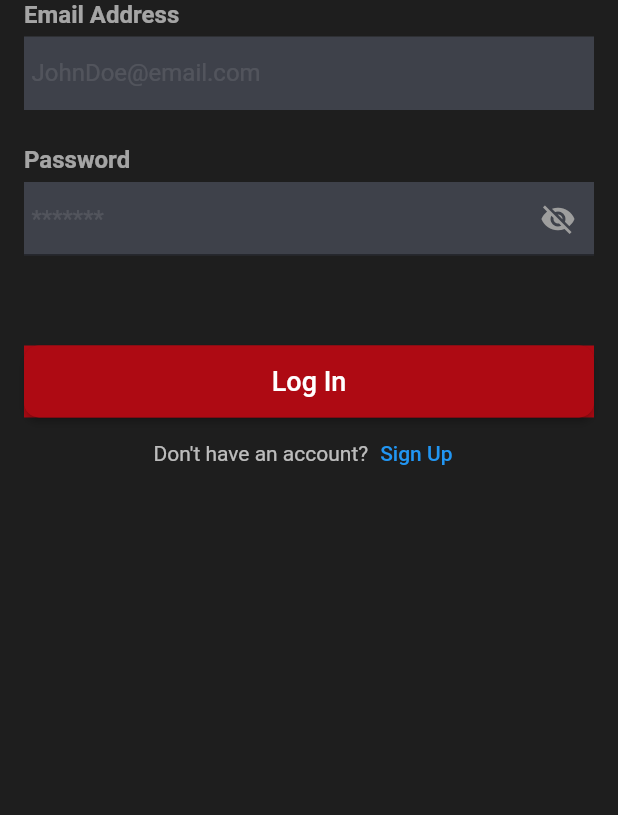
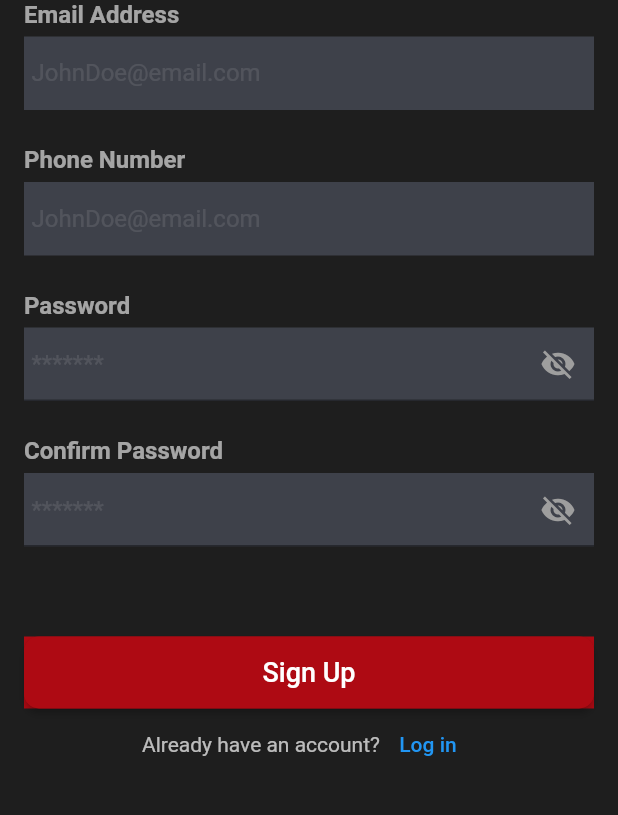
Before and after one commit to ogomegbunam/laundry, a Flutter app: the Login screen opened directly, after a tap on "Sign Up", on a phone screen of 412 x 824 dp, the part 344-1159 px from its top. Run offline on Flutter 3.47's test engine with Material 2 defaults, Android fonts, the phone set to English and light mode, and no system bars; missing offline and left inert: material_color_generator.

```diff
--- /dev/null
+++ b/lib/Sign_up.dart
@@ -0,0 +1,305 @@
+import 'package:flutter/material.dart';
+
+import '../widgets/button.dart';
+
+class SignUp extends StatefulWidget {
+  const SignUp({Key? key}) : super(key: key);
+
+  @override
+  State<SignUp> createState() => _SignUpState();
+}
+
+class _SignUpState extends State<SignUp> {
+  TextEditingController emailController = TextEditingController();
+
+  TextEditingController passwordController = TextEditingController();
+  bool passVisibility = true;
+  bool validated = true;
+  final GlobalKey<FormState> _formKey = GlobalKey<FormState>();
+
+  validateInput() {
+    if (_formKey.currentState?.validate() ?? false) {
+      setState(() {
+        validated = true;
+      });
+    } else {
+      setState(() {
+        validated = false;
+      });
+    }
+  }
+
+  @override
+  Widget build(BuildContext context) {
+    final screenSize = MediaQuery.of(context).size;
+    return Scaffold(
+      //backgroundColor: Color,
+      body: SafeArea(
+        child: SingleChildScrollView(
+          child: Form(
+            key: _formKey,
+            child: Padding(
+              padding: const EdgeInsets.all(16.0),
+              child: Column(
+                crossAxisAlignment: CrossAxisAlignment.start,
+                children: [
+                  Column(children: [
+                    Image.asset(
+                      'images/Laundry3.png',
+                      // width: screenSize.width * 0.4,
+                      //height: 50,
+                      // fit: BoxFit.fitWidth,
+                    ),
+                  ]),
+                  const Text(
+                    'Email Address',
+                    style: TextStyle(
+                        fontSize: 16,
+                        color: Colors.white60,
+                        fontWeight: FontWeight.w700),
+                  ),
+                  const SizedBox(
+                    height: 5,
+                  ),
+                  Container(
+                    color: const Color(0xFF3E414A),
+                    child: TextFormField(
+                        cursorColor: Colors.grey,
+
+                        //autovalidateMode: AutovalidateMode.always,
+                        validator: (value) {
+                          Pattern pattern =
+                              r'^(([^<>()[\]\\.,;:\s@\"]+(\.[^<>()[\]\\.,;:\s@\"]+)*)|(\".+\"))@((\[[0-9]{1,3}\.[0-9]{1,3}\.[0-9]{1,3}\.[0-9]{1,3}\])|(([a-zA-Z\-0-9]+\.)+[a-zA-Z]{2,}))$';
+                          RegExp regex = RegExp(pattern.toString());
+                          if (value!.isEmpty) {
+                            return 'Please enter your email';
+                          } else if (!regex.hasMatch(value)) {
+                            return 'Enter Valid Email';
+                          }
+
+                          return null;
+                        },
+                        decoration: const InputDecoration(
+                            fillColor: Color(0xFF3E414A),
+                            focusedBorder: OutlineInputBorder(
+                              borderSide:
+                                  BorderSide(color: Colors.white70, width: 2),
+                            ),
+                            contentPadding:
+                                EdgeInsets.fromLTRB(5.0, 15.0, 20.0, 15.0),
+                            // prefixIcon: Icon(FontAwesomeIcons.envelope),
+                            prefixIconColor: Colors.white70,
+                            focusColor: Color(0xFF3E414A),
+                            hintText: 'JohnDoe@email.com',
+                            hintStyle: TextStyle(
+                                fontSize: 16,
+                                color: Colors.white10,
+                                fontWeight: FontWeight.w400),
+                            border: UnderlineInputBorder(
+                                borderSide: BorderSide.none))),
+                  ),
+                  const SizedBox(
+                    height: 24,
+                  ),
+                  const Text(
+                    'Phone Number',
+                    style: TextStyle(
+                        fontSize: 16,
+                        color: Colors.white60,
+                        fontWeight: FontWeight.w700),
+                  ),
+                  const SizedBox(
+                    height: 5,
+                  ),
+                  Container(
+                    color: const Color(0xFF3E414A),
+                    child: TextFormField(
+                        cursorColor: Colors.grey,
+
+                        //autovalidateMode: AutovalidateMode.always,
+                        validator: (value) {
+                          Pattern pattern =
+                              r'^(([^<>()[\]\\.,;:\s@\"]+(\.[^<>()[\]\\.,;:\s@\"]+)*)|(\".+\"))@((\[[0-9]{1,3}\.[0-9]{1,3}\.[0-9]{1,3}\.[0-9]{1,3}\])|(([a-zA-Z\-0-9]+\.)+[a-zA-Z]{2,}))$';
+                          RegExp regex = RegExp(pattern.toString());
+                          if (value!.isEmpty) {
+                            return 'Please enter your email';
+                          } else if (!regex.hasMatch(value)) {
+                            return 'Enter Valid Email';
+                          }
+
+                          return null;
+                        },
+                        decoration: const InputDecoration(
+                            fillColor: Color(0xFF3E414A),
+                            focusedBorder: OutlineInputBorder(
+                              borderSide:
+                                  BorderSide(color: Colors.white70, width: 2),
+                            ),
+                            contentPadding:
+                                EdgeInsets.fromLTRB(5.0, 15.0, 20.0, 15.0),
+                            // prefixIcon: Icon(FontAwesomeIcons.envelope),
+                            prefixIconColor: Colors.white70,
+                            focusColor: Color(0xFF3E414A),
+                            hintText: 'JohnDoe@email.com',
+                            hintStyle: TextStyle(
+                                fontSize: 16,
+                                color: Colors.white10,
+                                fontWeight: FontWeight.w400),
+                            border: UnderlineInputBorder(
+                                borderSide: BorderSide.none))),
+                  ),
+                  const SizedBox(
+                    height: 24,
+                  ),
+                  const Text(
+                    'Password',
+                    style: TextStyle(
+                        fontSize: 16,
+                        color: Colors.white60,
+                        fontWeight: FontWeight.w700),
+                  ),
+                  const SizedBox(
+                    height: 5,
+                  ),
+                  Container(
+                    color: const Color(0xFF3E414A),
+                    child: TextFormField(
+                        cursorColor: Colors.grey,
+                        obscureText: passVisibility,
+                        onChanged: (val) {
+                          setState(() {});
+                        },
+                        validator: (value) {
+                          if (value!.isEmpty) {
+                            return 'Please enter your password';
+                          } else if (value.length < 8) {
+                            return 'Password should be at least 8 characters';
+                          }
+                          return null;
+                        },
+                        autovalidateMode: AutovalidateMode.onUserInteraction,
+                        controller: passwordController,
+                        decoration: InputDecoration(
+                          focusedBorder: const UnderlineInputBorder(
+                            borderSide: BorderSide(color: Colors.grey),
+                          ),
+                          contentPadding:
+                              const EdgeInsets.fromLTRB(5.0, 15.0, 20.0, 15.0),
+                          // prefixIcon: const Icon(FontAwesomeIcons.lock),
+                          suffixIcon: IconButton(
+                              onPressed: () {
+                                setState(() {
+                                  passVisibility = !passVisibility;
+                                });
+                              },
+                              icon: passVisibility
+                                  ? const Icon(Icons.visibility_off,
+                                      color: Colors.grey)
+                                  : const Icon(Icons.visibility,
+                                      color: Colors.grey)),
+                          prefixIconColor: Colors.grey,
+                          focusColor: null,
+                          hintText: '*******',
+                          hintStyle: const TextStyle(
+                              fontSize: 16,
+                              color: Colors.white10,
+                              fontWeight: FontWeight.w400),
+                          border: const UnderlineInputBorder(
+                            borderSide: BorderSide(color: Colors.grey),
+                          ),
+                        )),
+                  ),
+                  const SizedBox(
+                    height: 24,
+                  ),
+                  const Text(
+                    'Confirm Password',
+                    style: TextStyle(
+                        fontSize: 16,
+                        color: Colors.white60,
+                        fontWeight: FontWeight.w700),
+                  ),
+                  const SizedBox(
+                    height: 5,
+                  ),
+                  Container(
+                    color: const Color(0xFF3E414A),
+                    child: TextFormField(
+                        cursorColor: Colors.grey,
+                        obscureText: passVisibility,
+                        onChanged: (val) {
+                          setState(() {});
+                        },
+                        validator: (value) {
+                          if (value!.isEmpty) {
+                            return 'Please enter your password';
+                          } else if (value.length < 8) {
+                            return 'Password should be at least 8 characters';
+                          }
+                          return null;
+                        },
+                        autovalidateMode: AutovalidateMode.onUserInteraction,
+                        controller: passwordController,
+                        decoration: InputDecoration(
+                          focusedBorder: const UnderlineInputBorder(
+                            borderSide: BorderSide(color: Colors.grey),
+                          ),
+                          contentPadding:
+                              const EdgeInsets.fromLTRB(5.0, 15.0, 20.0, 15.0),
+                          // prefixIcon: const Icon(FontAwesomeIcons.lock),
+                          suffixIcon: IconButton(
+                              onPressed: () {
+                                setState(() {
+                                  passVisibility = !passVisibility;
+                                });
+                              },
+                              icon: passVisibility
+                                  ? const Icon(Icons.visibility_off,
+                                      color: Colors.grey)
+                                  : const Icon(Icons.visibility,
+                                      color: Colors.grey)),
+                          prefixIconColor: Colors.grey,
+                          focusColor: null,
+                          hintText: '*******',
+                          hintStyle: const TextStyle(
+                              fontSize: 16,
+                              color: Colors.white10,
+                              fontWeight: FontWeight.w400),
+                          border: const UnderlineInputBorder(
+                            borderSide: BorderSide(color: Colors.grey),
+                          ),
+                        )),
+                  ),
+                  const SizedBox(
+                    height: 60,
+                  ),
+                  Button(
+                    title: 'Sign Up',
+                    textcolour: Colors.white,
+                    colour: const Color(0xFFAE0A13),
+                    ontap: () {},
+
+                  ),
+                  Row(
+                    mainAxisAlignment: MainAxisAlignment.center,
+                    children: [
+                      const Text(
+                        'Already have an account?',
+                        style: TextStyle(color: Colors.white70, fontSize: 14),
+                      ),
+                      TextButton(
+                          onPressed: () {
+                            // Navigator.pushNamed(context, '/sign_up');
+                          },
+                          child: const Text('Log in'))
+                    ],
+                  )
+                ],
+              ),
+            ),
+          ),
+        ),
+      ),
+    );
+  }
+}
--- a/lib/auth/log_in.dart
+++ b/lib/auth/log_in.dart
@@ -1,4 +1,5 @@
 import 'package:flutter/material.dart';
+import 'package:laundry/Sign_up.dart';
 
 import '../widgets/button.dart';
 
@@ -34,6 +35,19 @@ class _LoginState extends State<Login> {
     final screenSize = MediaQuery.of(context).size;
     return Scaffold(
       //backgroundColor: Color,
+appBar: AppBar(
+        backgroundColor: Colors.transparent,
+        elevation: 0,
+        leading: IconButton(
+          icon: const Icon(
+            Icons.arrow_back_ios,
+            color: Colors.white,
+          ),
+          onPressed: () {
+            Navigator.pop(context);
+          },
+        ),
+      ),
       body: SafeArea(
         child: SingleChildScrollView(
           child: Form(
@@ -61,12 +75,13 @@ class _LoginState extends State<Login> {
                   const SizedBox(
                     height: 5,
                   ),
-                  Container(
-                    color: const Color(0xFF3E414A),
-                    child: TextFormField(
+                  TextFormField(
                       cursorColor: Colors.grey,
-
-                        //autovalidateMode: AutovalidateMode.always,
+                      style: const TextStyle(
+                          color: Colors.white,
+                          fontSize: 16,
+                          fontWeight: FontWeight.w600),
+                      autovalidateMode: AutovalidateMode.onUserInteraction,
                       validator: (value) {
                         Pattern pattern =
                             r'^(([^<>()[\]\\.,;:\s@\"]+(\.[^<>()[\]\\.,;:\s@\"]+)*)|(\".+\"))@((\[[0-9]{1,3}\.[0-9]{1,3}\.[0-9]{1,3}\.[0-9]{1,3}\])|(([a-zA-Z\-0-9]+\.)+[a-zA-Z]{2,}))$';
@@ -74,13 +89,14 @@ class _LoginState extends State<Login> {
                         if (value!.isEmpty) {
                           return 'Please enter your email';
                         } else if (!regex.hasMatch(value)) {
-                            return 'Enter Valid Email';
+                          return 'Enter a Valid Email';
                         }
 
                         return null;
                       },
                       decoration: const InputDecoration(
                           fillColor: Color(0xFF3E414A),
+                          filled: true,
                           focusedBorder: OutlineInputBorder(
                             borderSide:
                                 BorderSide(color: Colors.white70, width: 2),
@@ -97,7 +113,6 @@ class _LoginState extends State<Login> {
                               fontWeight: FontWeight.w400),
                           border: UnderlineInputBorder(
                               borderSide: BorderSide.none))),
-                  ),
                   const SizedBox(
                     height: 24,
                   ),
@@ -111,9 +126,7 @@ class _LoginState extends State<Login> {
                   const SizedBox(
                     height: 5,
                   ),
-                  Container(
-                    color: const Color(0xFF3E414A),
-                    child: TextFormField(
+                  TextFormField(
                       cursorColor: Colors.grey,
                       obscureText: passVisibility,
                       onChanged: (val) {
@@ -129,9 +142,17 @@ class _LoginState extends State<Login> {
                       },
                       autovalidateMode: AutovalidateMode.onUserInteraction,
                       controller: passwordController,
+                      style: const TextStyle(
+                          color: Colors.white,
+                          fontSize: 16,
+                          fontWeight: FontWeight.w600),
                       decoration: InputDecoration(
-                          focusedBorder: const UnderlineInputBorder(
-                            borderSide: BorderSide(color: Colors.grey),
+                        fillColor: const Color(0xFF3E414A),
+
+                        filled: true,
+                        focusedBorder: const OutlineInputBorder(
+                          borderSide:
+                              BorderSide(color: Colors.white70, width: 2),
                         ),
                         contentPadding:
                             const EdgeInsets.fromLTRB(5.0, 15.0, 20.0, 15.0),
@@ -155,10 +176,9 @@ class _LoginState extends State<Login> {
                             color: Colors.white10,
                             fontWeight: FontWeight.w400),
                         border: const UnderlineInputBorder(
-                            borderSide: BorderSide(color: Colors.grey),
+                          borderSide: BorderSide.none,
                         ),
                       )),
-                  ),
                   const SizedBox(
                     height: 60,
                   ),
@@ -167,7 +187,6 @@ class _LoginState extends State<Login> {
                     textcolour: Colors.white,
                     colour: const Color(0xFFAE0A13),
                     ontap: () {},
-
                   ),
                   Row(
                     mainAxisAlignment: MainAxisAlignment.center,
@@ -178,6 +197,11 @@ class _LoginState extends State<Login> {
                       ),
                       TextButton(
                           onPressed: () {
+                            Navigator.push(
+                              context,
+                              MaterialPageRoute(
+                                  builder: (context) => const SignUp()));
+
                             // Navigator.pushNamed(context, '/sign_up');
                           },
                           child: const Text('Sign Up'))
--- a/lib/onboard.dart
+++ b/lib/onboard.dart
@@ -1,6 +1,7 @@
 // ignore_for_file: unnecessary_const
 
 import 'package:flutter/material.dart';
+import 'package:laundry/Sign_up.dart';
 import 'package:laundry/auth/log_in.dart';
 import 'package:laundry/widgets/button.dart';
 
@@ -10,6 +11,7 @@ class Onboard extends StatelessWidget {
   @override
   Widget build(BuildContext context) {
     return Scaffold(
+
       body: Column(
         children: [
           Expanded(
@@ -34,30 +36,33 @@ class Onboard extends StatelessWidget {
               child: Padding(
                 padding: const EdgeInsets.all(16.0),
                 child: Container(
-                  child: Column(
-
-                    children: [
+                  child: Column(children: [
                     const SizedBox(
                       height: 50,
                     ),
                     Button(
-
-                        colour:  const Color(0xFFAE0A13),
+                        colour: const Color(0xFFAE0A13),
                         title: 'Sign Up',
                         textcolour: Colors.white,
-                        ontap: () {}),
+                        ontap: () {
+                          Navigator.push(
+                              context,
+                              MaterialPageRoute(
+                                  builder: (context) => const SignUp()));
+                        }),
                     const SizedBox(
                       height: 30,
                     ),
                     Button(
-                        colour:  Colors.white,
+                        colour: Colors.white,
                         title: 'Log In',
                         textcolour: Colors.black,
                         ontap: () {
                           Navigator.push(
-          context, MaterialPageRoute(builder: (context) => const Login()));
+                              context,
+                              MaterialPageRoute(
+                                  builder: (context) => const Login()));
                         })
-
                   ]),
                 ),
               ))
```
Lines whose indentation alone changed are shown as unchanged.
